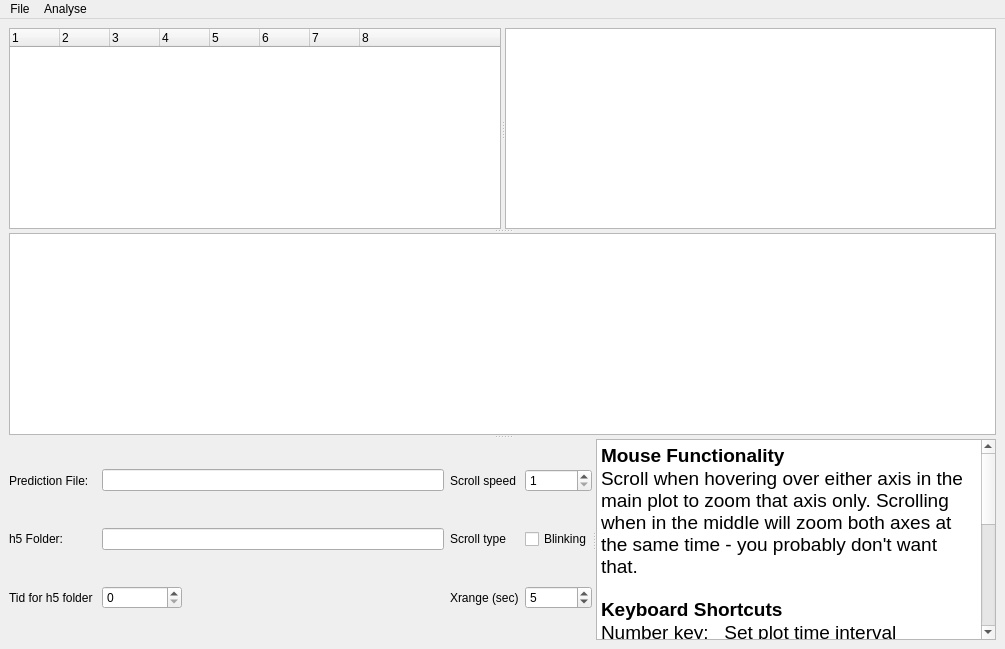
Above: pyecog/visualisation/check_preds_design_v2.ui from jcornford/pyecog before the change. Below: the same form after it.
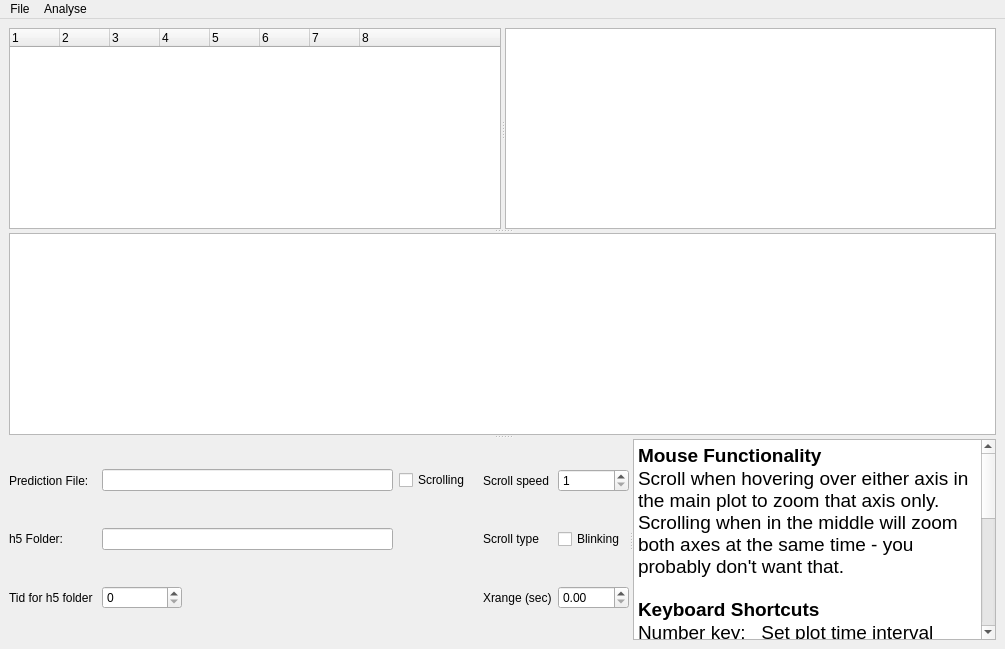
That is the form after the change. Custom widgets are drawn as their Qt base class.

Commit message: added scrolling checkbox and xrange is floats

```diff
--- a/pyecog/visualisation/check_preds_design_v2.ui
+++ b/pyecog/visualisation/check_preds_design_v2.ui
@@ -156,17 +156,70 @@
        </property>
        <widget class="QWidget" name="layoutWidget">
         <layout class="QGridLayout" name="gridLayout_3">
-         <item row="1" column="2">
-          <widget class="QLabel" name="label_2">
+         <item row="0" column="5">
+          <widget class="QSpinBox" name="scroll_speed_box">
+           <property name="maximumSize">
+            <size>
+             <width>80</width>
+             <height>16777215</height>
+            </size>
+           </property>
+           <property name="minimum">
+            <number>1</number>
+           </property>
+          </widget>
+         </item>
+         <item row="0" column="1">
+          <widget class="QLineEdit" name="predictions_file_display">
+           <property name="minimumSize">
+            <size>
+             <width>0</width>
+             <height>0</height>
+            </size>
+           </property>
+           <property name="maximumSize">
+            <size>
+             <width>16777215</width>
+             <height>16777215</height>
+            </size>
+           </property>
+          </widget>
+         </item>
+         <item row="2" column="4">
+          <widget class="QLabel" name="label_5">
            <property name="text">
-            <string>Scroll type</string>
+            <string>Xrange (sec)</string>
            </property>
           </widget>
          </item>
-         <item row="1" column="0">
-          <widget class="QLabel" name="label_4">
+         <item row="2" column="0">
+          <widget class="QLabel" name="label_6">
            <property name="text">
-            <string>h5 Folder:</string>
+            <string>Tid for h5 folder </string>
+           </property>
+          </widget>
+         </item>
+         <item row="2" column="1">
+          <widget class="QSpinBox" name="tid_spinBox">
+           <property name="maximumSize">
+            <size>
+             <width>80</width>
+             <height>16777215</height>
+            </size>
+           </property>
+          </widget>
+         </item>
+         <item row="1" column="5">
+          <widget class="QCheckBox" name="blink_box">
+           <property name="text">
+            <string>Blinking</string>
+           </property>
+          </widget>
+         </item>
+         <item row="0" column="4">
+          <widget class="QLabel" name="label">
+           <property name="text">
+            <string>Scroll speed</string>
            </property>
           </widget>
          </item>
@@ -195,16 +248,10 @@
            </property>
           </widget>
          </item>
-         <item row="0" column="3">
-          <widget class="QSpinBox" name="scroll_speed_box">
-           <property name="maximumSize">
-            <size>
-             <width>80</width>
-             <height>16777215</height>
-            </size>
-           </property>
-           <property name="minimum">
-            <number>1</number>
+         <item row="1" column="4">
+          <widget class="QLabel" name="label_2">
+           <property name="text">
+            <string>Scroll type</string>
            </property>
           </widget>
          </item>
@@ -215,73 +262,24 @@
            </property>
           </widget>
          </item>
-         <item row="0" column="1">
-          <widget class="QLineEdit" name="predictions_file_display">
-           <property name="minimumSize">
-            <size>
-             <width>0</width>
-             <height>0</height>
-            </size>
-           </property>
-           <property name="maximumSize">
-            <size>
-             <width>16777215</width>
-             <height>16777215</height>
-            </size>
-           </property>
-          </widget>
-         </item>
-         <item row="0" column="2">
-          <widget class="QLabel" name="label">
+         <item row="1" column="0">
+          <widget class="QLabel" name="label_4">
            <property name="text">
-            <string>Scroll speed</string>
+            <string>h5 Folder:</string>
            </property>
           </widget>
          </item>
-         <item row="1" column="3">
-          <widget class="QCheckBox" name="blink_box">
+         <item row="0" column="3">
+          <widget class="QCheckBox" name="checkBox_scrolling">
            <property name="text">
-            <string>Blinking</string>
+            <string>Scrolling  </string>
            </property>
           </widget>
          </item>
-         <item row="2" column="2">
-          <widget class="QLabel" name="label_5">
-           <property name="text">
-            <string>Xrange (sec)</string>
-           </property>
-          </widget>
-         </item>
-         <item row="2" column="3">
-          <widget class="QSpinBox" name="xrange_spinBox">
-           <property name="maximumSize">
-            <size>
-             <width>80</width>
-             <height>16777215</height>
-            </size>
-           </property>
-           <property name="minimum">
-            <number>1</number>
-           </property>
-           <property name="value">
-            <number>5</number>
-           </property>
-          </widget>
-         </item>
-         <item row="2" column="1">
-          <widget class="QSpinBox" name="tid_spinBox">
-           <property name="maximumSize">
-            <size>
-             <width>80</width>
-             <height>16777215</height>
-            </size>
-           </property>
-          </widget>
-         </item>
-         <item row="2" column="0">
-          <widget class="QLabel" name="label_6">
-           <property name="text">
-            <string>Tid for h5 folder </string>
+         <item row="2" column="5">
+          <widget class="QDoubleSpinBox" name="xrange_spinBox">
+           <property name="maximum">
+            <double>3600.000000000000000</double>
            </property>
           </widget>
          </item>
```
The commit also changes 2 other files.
